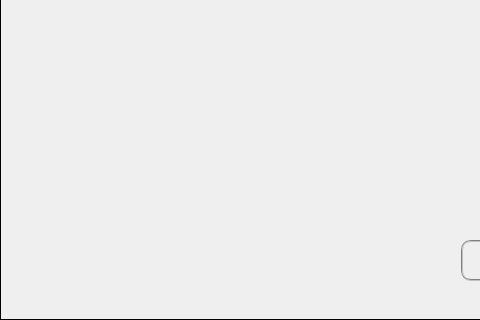
The window that CatchGame/widget.ui (Haisu7025/CatchGame) describes before a commit, drawn with Qt 5; both pictures show x 0 to 480 and y 121 to 441 of the 691 by 441 pixel window.
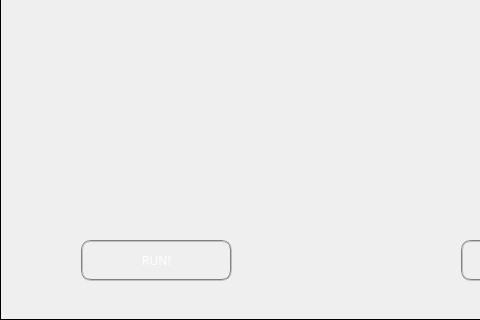
The same window after the commit. The open tabs and pages were chosen to show the change. Icons and pictures are not drawn.

```diff
--- a/CatchGame/widget.ui
+++ b/CatchGame/widget.ui
@@ -203,12 +203,57 @@
       <rect>
        <x>50</x>
        <y>50</y>
-       <width>301</width>
-       <height>271</height>
+       <width>321</width>
+       <height>301</height>
       </rect>
      </property>
      <layout class="QGridLayout" name="gl"/>
     </widget>
+    <widget class="QPushButton" name="back_b_2">
+     <property name="geometry">
+      <rect>
+       <x>80</x>
+       <y>360</y>
+       <width>151</width>
+       <height>41</height>
+      </rect>
+     </property>
+     <property name="font">
+      <font>
+       <family>Papyrus</family>
+       <italic>false</italic>
+      </font>
+     </property>
+     <property name="styleSheet">
+      <string notr="true">QPushButton {
+color: white;
+border-image: url(:/pics/button.png);
+border-width: 12px;
+padding: -12px 0px;
+min-height: 25px;
+min-width: 60px;
+border:2px groove gray;
+border-radius:10px;
+}
+QPushButton:pressed {
+color: lightgray;
+border-image: url(:/pics/button-pressed.png); 
+padding-top: -10px;
+padding-bottom: -16px;
+}
+QPushButton:hover {
+border-width: 12px;
+padding: -12px 0px;
+min-height: 25px;
+min-width: 60px;
+border:3px groove gray;
+border-radius:10px;
+}</string>
+     </property>
+     <property name="text">
+      <string>RUN!</string>
+     </property>
+    </widget>
    </widget>
    <widget class="QWidget" name="page_3"/>
   </widget>
```
Left out of the diff: 2 changed lines with no effect on the pictures.
